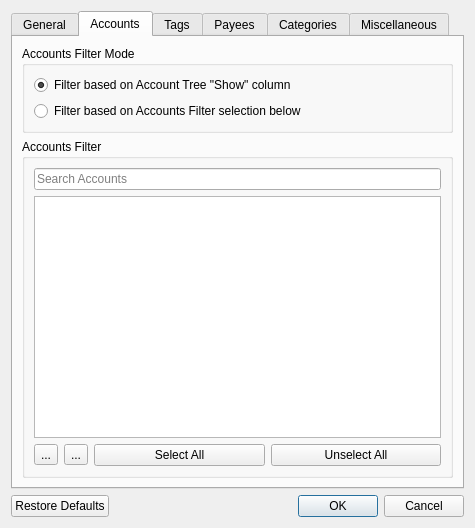
Above: src/views/ui_files/forms/transaction_filter_form.ui from JakubFranek/Kapytal before the change. Below: the same form after it.
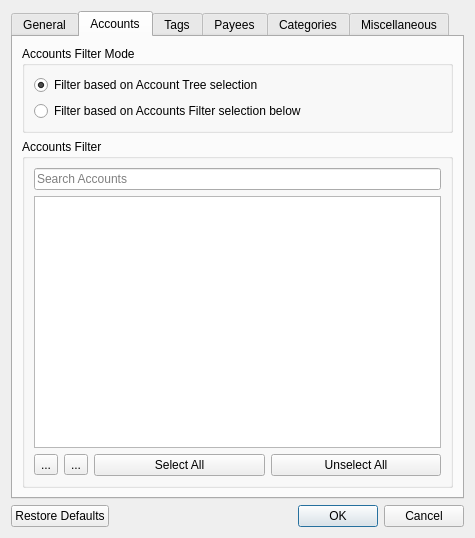
That is the form after the change. The open tabs and pages were chosen to show the change.

Commit message:
Add Select All Cash/Security Accounts Below
Add icons for exclusive selection, Cash Account selection and Security
Account selection.

```diff
--- a/src/views/ui_files/forms/transaction_filter_form.ui
+++ b/src/views/ui_files/forms/transaction_filter_form.ui
@@ -10,7 +10,7 @@
     <x>0</x>
     <y>0</y>
     <width>475</width>
-    <height>528</height>
+    <height>538</height>
    </rect>
   </property>
   <property name="sizePolicy">
@@ -273,7 +273,7 @@
           <item>
            <widget class="QRadioButton" name="accountsFilterTreeRadioButton">
             <property name="text">
-             <string>Filter based on Account Tree &quot;Show&quot; column</string>
+             <string>Filter based on Account Tree selection</string>
             </property>
             <property name="checked">
              <bool>true</bool>
```
The commit also changes 13 other files.
